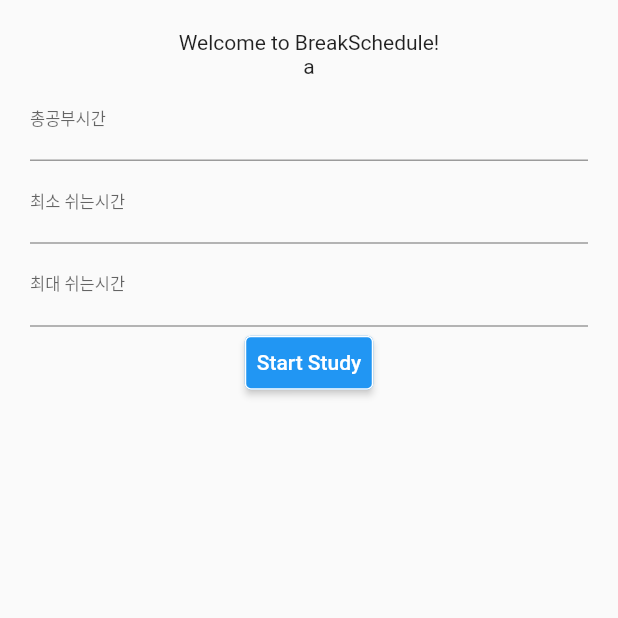
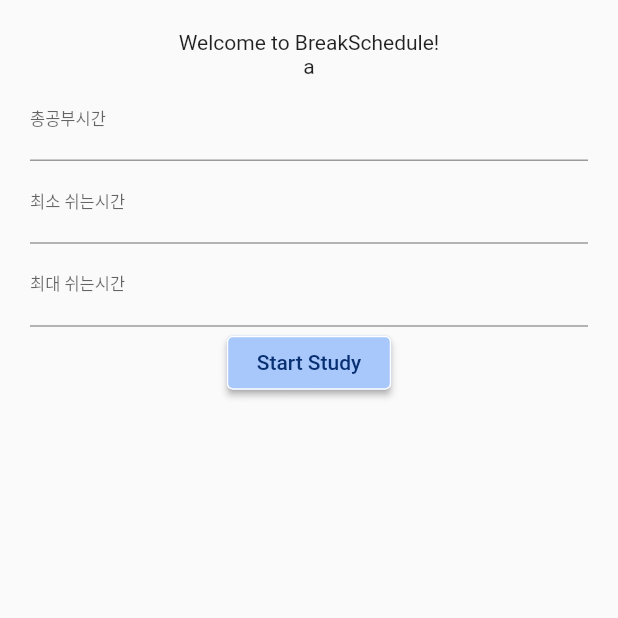
Before and after one commit to beomq/random_break_timer, a Flutter app: the screen it shows after launch, on a phone screen of 412 x 824 dp, the top half of it. Run offline on Flutter 3.47's test engine with Material 2 defaults, Android fonts, the phone set to English and light mode, and no system bars; our stand-ins replace awesome_notifications, firebase_auth, flutter_dotenv, flutter_local_notifications, google_sign_in, hive and 3 more; missing offline and left inert: flutterfire_ui; accounts and stored records are empty; Roboto replaces fonts that are missing (RobotoMono).

Commit message:
custom button widget 수정

```diff
--- a/lib/ui/widget/custom_button.dart
+++ b/lib/ui/widget/custom_button.dart
@@ -11,23 +11,27 @@ class CustomButton extends StatelessWidget {
     return ElevatedButton(
       onPressed: onPressed,
       style: ElevatedButton.styleFrom(
-        padding: EdgeInsets.symmetric(horizontal: 8),
+        padding: const EdgeInsets.symmetric(horizontal: 8),
+        backgroundColor: const Color(0xffa8c7fa),
         elevation: 2.0,
-        shadowColor: Color.fromRGBO(0, 0, 0, 0.8),
+        shadowColor: Colors.grey,
         shape: RoundedRectangleBorder(
-          side: BorderSide(
+          side: const BorderSide(
             color: Colors.white,
             width: 1,
           ),
           borderRadius: BorderRadius.circular(4),
         ),
       ),
-      child: Text(
-        text,
-        style: TextStyle(
-          fontSize: 14,
-          fontFamily: "RobotoMono",
-          color: Colors.white,
+      child: Padding(
+        padding: const EdgeInsets.fromLTRB(12, 4, 12, 4),
+        child: Text(
+          text,
+          style: const TextStyle(
+            fontSize: 14,
+            fontFamily: "RobotoMono",
+            color: Color(0xff072f71),
+          ),
         ),
       ),
     );
```
